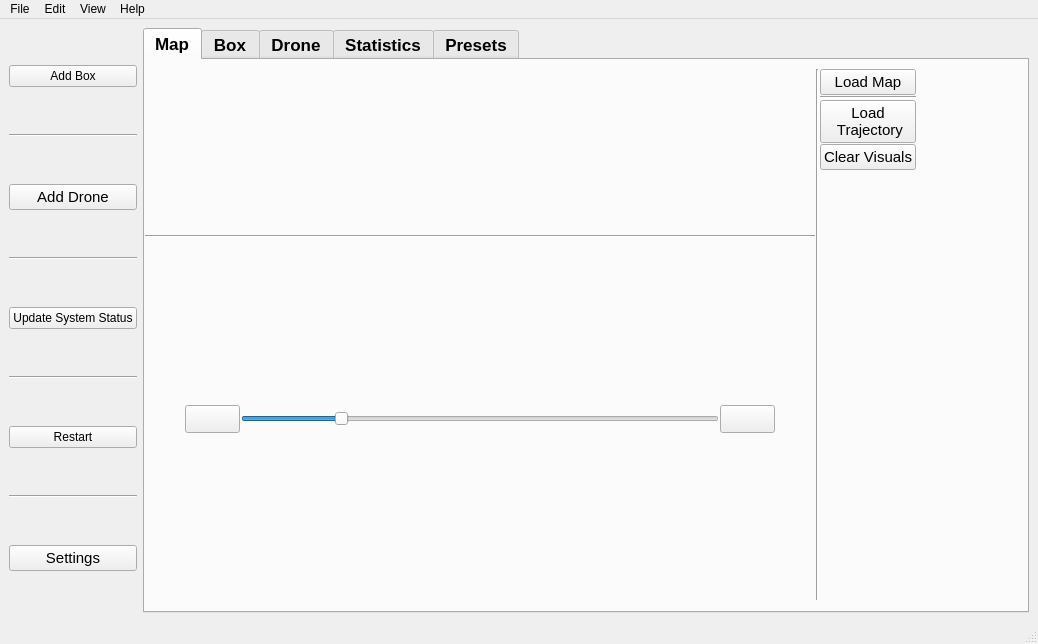
Samwise101/EiRT-AscenD-Robotics, file ros2_ws/src/hmi/ui/mainwindow.ui: the form before one commit.
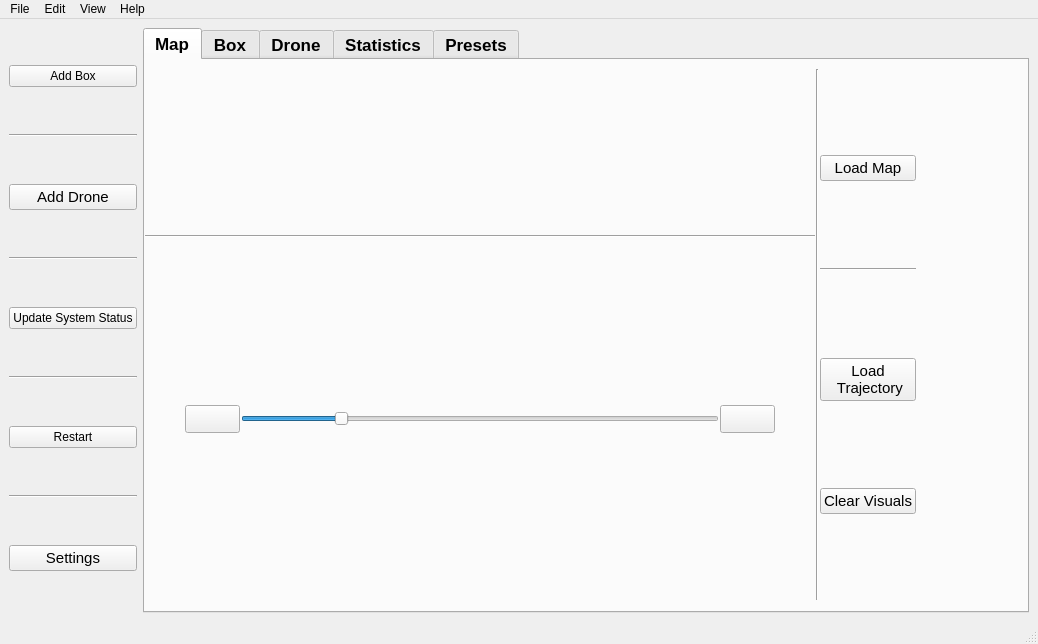
The form after the commit. The open tabs and pages were chosen to show the change. Icons and pictures are not drawn.

What changed in the file:
```diff
--- a/ros2_ws/src/hmi/ui/mainwindow.ui
+++ b/ros2_ws/src/hmi/ui/mainwindow.ui
@@ -328,19 +328,6 @@
                  </property>
                 </widget>
                </item>
-               <item>
-                <spacer name="verticalSpacer">
-                 <property name="orientation">
-                  <enum>Qt::Vertical</enum>
-                 </property>
-                 <property name="sizeHint" stdset="0">
-                  <size>
-                   <width>20</width>
-                   <height>40</height>
-                  </size>
-                 </property>
-                </spacer>
-               </item>
               </layout>
              </item>
             </layout>
```
Left out of the diff: 2 changed lines with no effect on the pictures.
